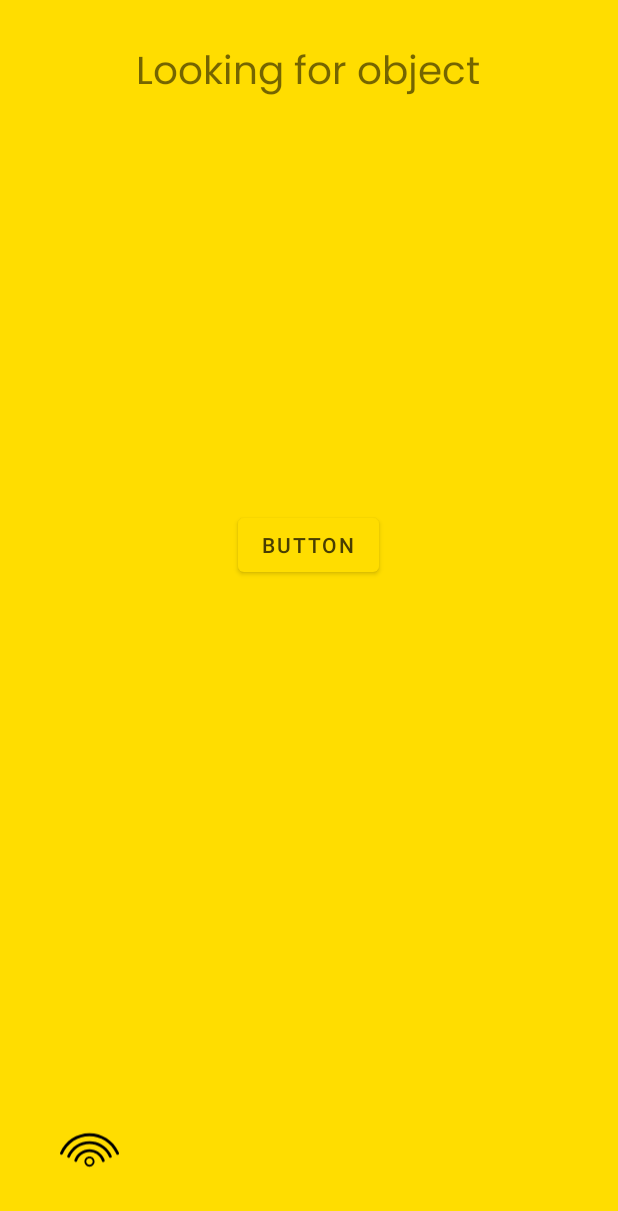
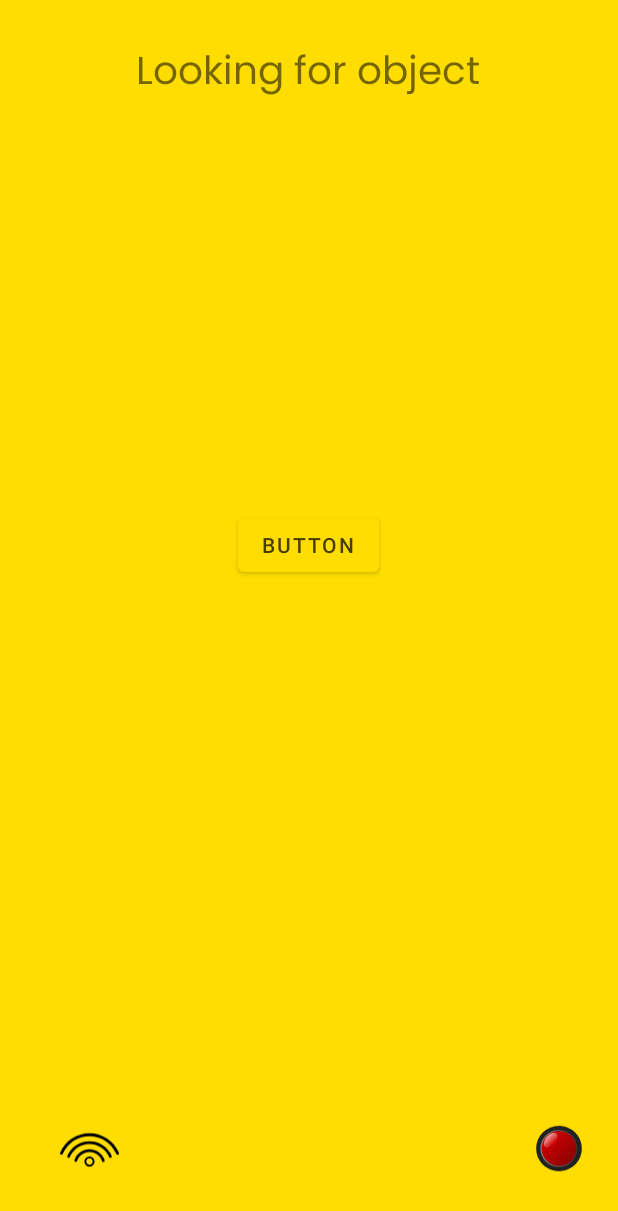
Before and after one commit to johanbergfalk/dimension, an Android app: the screen it shows after launch (MainActivity), on a phone screen of 412 x 824 dp. Shown: the top 1211 px of the screen. Run offline under Robolectric (Android 15) with nearby library versions, the phone set to English and light mode, and no system bars.

Commit message:
Connection status visible as red/green led on main screen

```diff
--- a/dimension/app/app/src/main/java/com/example/dimension/MainActivity.java
+++ b/dimension/app/app/src/main/java/com/example/dimension/MainActivity.java
@@ -9,6 +9,7 @@ import android.content.DialogInterface;
 import android.graphics.Color;
 import android.graphics.drawable.ColorDrawable;
 import android.os.Bundle;
+import android.os.Handler;
 import android.os.StrictMode;
 import android.text.InputType;
 import android.view.Gravity;
@@ -26,8 +27,11 @@ import android.widget.ImageButton;
 import android.widget.ImageView;
 import android.widget.TextView;
 
+import com.example.dimension.Model.ConnectionState;
 import com.example.dimension.ViewModel.ObjectViewModel;
 
+import java.util.Timer;
+import java.util.TimerTask;
 import java.util.concurrent.ExecutorService;
 import java.util.concurrent.Executors;
 
@@ -40,8 +44,9 @@ public class MainActivity extends AppCompatActivity {
     TextView dimensionText;
     TextView distanceText;
     TextView detailsText;
-    String ipAddress = "192.168.68.123"; //TODO - remove after testing and set to ""
-
+    Timer timer1;
+    boolean connected = false;
+    String ipAddress = "192.168.68.122"; //TODO - remove or set to the static IP of our raspberryPi
     ObjectViewModel objectViewModel;
 
     @Override
@@ -50,6 +55,7 @@ public class MainActivity extends AppCompatActivity {
 
         setContentView(R.layout.activity_main);
         objectViewModel = new ViewModelProvider(this).get(ObjectViewModel.class);
+
 
         detailsText = findViewById(R.id.objectDetailsText);
         show = findViewById(R.id.show);
@@ -73,6 +79,9 @@ public class MainActivity extends AppCompatActivity {
             }
         });
 
+        checkConnectedState();
+        setConnectedState();
+
     }
 
     private void showDialog() {
@@ -91,7 +100,7 @@ public class MainActivity extends AppCompatActivity {
             e.printStackTrace();
         }
 
-        switch(objectViewModel.getObjectTitle()) {
+        switch (objectViewModel.getObjectTitle()) {
             case "Car":
                 objectImage = findViewById(R.id.carImage);
                 break;
@@ -102,6 +111,7 @@ public class MainActivity extends AppCompatActivity {
                 objectImage = findViewById(R.id.nothingImage);
             case "Server not found":
                 objectImage = findViewById(R.id.serverNotFound);
+            default:
 
         }
 
@@ -142,14 +152,16 @@ public class MainActivity extends AppCompatActivity {
         fadeIn.setInterpolator(new AccelerateInterpolator());
         fadeIn.setDuration(500);
 
-        fadeIn.setAnimationListener(new Animation.AnimationListener()
-        {
-            public void onAnimationEnd(Animation animation)
-            {
+        fadeIn.setAnimationListener(new Animation.AnimationListener() {
+            public void onAnimationEnd(Animation animation) {
                 img.setVisibility(View.VISIBLE);
             }
-            public void onAnimationRepeat(Animation animation) {}
-            public void onAnimationStart(Animation animation) {}
+
+            public void onAnimationRepeat(Animation animation) {
+            }
+
+            public void onAnimationStart(Animation animation) {
+            }
         });
 
         img.startAnimation(fadeIn);
@@ -161,20 +173,22 @@ public class MainActivity extends AppCompatActivity {
         fadeOut.setInterpolator(new AccelerateInterpolator());
         fadeOut.setDuration(500);
 
-        fadeOut.setAnimationListener(new Animation.AnimationListener()
-        {
-            public void onAnimationEnd(Animation animation)
-            {
+        fadeOut.setAnimationListener(new Animation.AnimationListener() {
+            public void onAnimationEnd(Animation animation) {
                 img.setVisibility(View.GONE);
             }
-            public void onAnimationRepeat(Animation animation) {}
-            public void onAnimationStart(Animation animation) {}
+
+            public void onAnimationRepeat(Animation animation) {
+            }
+
+            public void onAnimationStart(Animation animation) {
+            }
         });
 
         img.startAnimation(fadeOut);
     }
 
-    private void setIp(){
+    private void setIp() {
 
         AlertDialog.Builder builder = new AlertDialog.Builder(MainActivity.this);
         builder.setTitle("Enter server IP address");
@@ -201,4 +215,47 @@ public class MainActivity extends AppCompatActivity {
         });
         builder.show();
     }
+    //"ping" raspberryPi to check if it is reachable and can respond to REST connection
+    private void checkConnectedState() {
+
+        //Running in loop to continuously test connection state with server
+        ExecutorService executor = Executors.newSingleThreadExecutor();
+        executor.execute(new Runnable() {
+            ConnectionState serverConnection;
+
+            @Override
+            public void run() {
+                timer1 = new Timer();
+                timer1.schedule(new TimerTask() {
+                    @Override
+                    public void run() {
+                        serverConnection = new ConnectionState(ipAddress);
+                        try {
+                            connected = serverConnection.checkState();
+                        } catch (Exception e) {
+                            connected = false;
+                        }
+                    }
+                }, 1000, 2000);
+            }
+        });
+    }
+
+    //Shows the state as a red(connected) or green(not connected) led at the home screen depending on connected state to raspberryPi
+    private void setConnectedState(){
+        //Create the 2 views for red and green led
+        ImageView connectedToServer = findViewById(R.id.connectedView);;
+        ImageView notConnectedToSer = findViewById(R.id.notConnectedView);
+
+        Handler h = new Handler();
+        int delay = 1000; //milliseconds
+
+        h.postDelayed(new Runnable(){
+            public void run(){
+                connectedToServer.setVisibility(connected ? View.VISIBLE : View.GONE);
+                notConnectedToSer.setVisibility(connected ? View.GONE : View.VISIBLE);
+                h.postDelayed(this, delay);
+            }
+        }, delay);
+    }
 }
--- /dev/null
+++ b/dimension/app/app/src/main/java/com/example/dimension/Model/ConnectionState.java
@@ -0,0 +1,49 @@
+package com.example.dimension.Model;
+
+import java.net.ConnectException;
+import java.net.MalformedURLException;
+import java.net.HttpURLConnection;
+import java.net.SocketTimeoutException;
+import java.net.URL;
+
+public class ConnectionState {
+
+    private String piAddress = "";
+    private static HttpURLConnection connection;
+    private URL url;
+
+    public ConnectionState(String piAddress){
+
+        this.piAddress = "http://" + piAddress + ":5000/objects";
+
+    }
+
+    public boolean checkState() throws Exception{
+
+        int status = 0;
+
+        try {
+            url = new URL(piAddress);
+            connection = (HttpURLConnection) url.openConnection();
+
+            connection.setRequestMethod("GET");
+            connection.setConnectTimeout(2000); //TODO - Find "good" values here
+            connection.setReadTimeout(2000); //TODO - Find "good" values here
+
+            status = connection.getResponseCode(); //We want the code 200 for successful connection
+
+            connection.disconnect();
+            return status == 200;
+
+        } catch (MalformedURLException e) {
+            e.printStackTrace();
+        } catch (ConnectException e){
+            e.printStackTrace();
+        } catch (SocketTimeoutException e){
+            e.printStackTrace();
+        }finally {
+            connection.disconnect();
+        }
+        return false;
+    }
+}
--- a/dimension/app/app/src/main/java/com/example/dimension/Model/GetRequest.java
+++ b/dimension/app/app/src/main/java/com/example/dimension/Model/GetRequest.java
@@ -31,11 +31,15 @@ public class GetRequest {
      * @param piAddress the address to the server
      */
     public GetRequest(String piAddress) throws MalformedURLException {
-        //TODO IP should be provided
+
         this.piAddress = "http://" + piAddress + ":5000/objects";
 
     }
 
+    /**
+     * Establish connection to raspberry server and get REST stream
+     * @throws Exception
+     */
     public void getObjects() throws Exception {
 
         int status = 0;
--- /dev/null
+++ b/dimension/app/app/src/main/res/drawable/led_green_black.xml
@@ -0,0 +1,53 @@
+<vector xmlns:android="http://schemas.android.com/apk/res/android"
+    xmlns:aapt="http://schemas.android.com/aapt"
+    android:width="6dp"
+    android:height="6dp"
+    android:viewportWidth="6"
+    android:viewportHeight="6">
+  <path
+      android:pathData="m6,3c0,1.6568 -1.3432,3 -3,3s-3,-1.3432 -3,-3 1.3432,-3 3,-3 3,1.3432 3,3z">
+    <aapt:attr name="android:fillColor">
+      <gradient
+          android:centerX="3"
+          android:centerY="3"
+          android:gradientRadius="3"
+          android:type="radial">
+        <item android:offset="0" android:color="#FF000000"/>
+        <item android:offset="0.5165" android:color="#FF000000"/>
+        <item android:offset="0.76" android:color="#FFA6A6A6"/>
+        <item android:offset="0.9" android:color="#FF353535"/>
+        <item android:offset="1" android:color="#FF000000"/>
+      </gradient>
+    </aapt:attr>
+  </path>
+  <path
+      android:pathData="m5.5,3c0,1.381 -1.119,2.5 -2.5,2.5s-2.5,-1.119 -2.5,-2.5 1.119,-2.5 2.5,-2.5c1.3807,0 2.5,1.1193 2.5,2.5z"
+      android:fillColor="#00c300"/>
+  <path
+      android:pathData="m5.9,2.6c0,1.381 -1.119,2.5 -2.5,2.5s-2.5,-1.119 -2.5,-2.5 1.119,-2.5 2.5,-2.5c1.3807,0 2.5,1.1193 2.5,2.5z">
+    <aapt:attr name="android:fillColor">
+      <gradient
+          android:centerX="3.4"
+          android:centerY="2.6"
+          android:gradientRadius="2.5"
+          android:type="radial">
+        <item android:offset="0" android:color="#FFFFFFFF"/>
+        <item android:offset="1" android:color="#000DEE1B"/>
+      </gradient>
+    </aapt:attr>
+  </path>
+  <path
+      android:pathData="m5.5,3c0,1.381 -1.119,2.5 -2.5,2.5s-2.5,-1.119 -2.5,-2.5 1.119,-2.5 2.5,-2.5c1.3807,0 2.5,1.1193 2.5,2.5z">
+    <aapt:attr name="android:fillColor">
+      <gradient
+          android:centerX="3"
+          android:centerY="3"
+          android:gradientRadius="2.5"
+          android:type="radial">
+        <item android:offset="0" android:color="#0000C300"/>
+        <item android:offset="0.82" android:color="#7F00C300"/>
+        <item android:offset="1" android:color="#FFAEFFAE"/>
+      </gradient>
+    </aapt:attr>
+  </path>
+</vector>
--- /dev/null
+++ b/dimension/app/app/src/main/res/drawable/red_led.xml
@@ -0,0 +1,63 @@
+<vector xmlns:android="http://schemas.android.com/apk/res/android"
+    xmlns:aapt="http://schemas.android.com/aapt"
+    android:width="640dp"
+    android:height="480dp"
+    android:viewportWidth="640"
+    android:viewportHeight="480">
+  <path
+      android:pathData="M320,240m-0,-196.13a196.13,196.13 0,1 1,-0 392.25a196.13,196.13 0,1 1,-0 -392.25"
+      android:strokeWidth="17.5"
+      android:fillColor="#212121"
+      android:strokeLineCap="round"/>
+  <path
+      android:pathData="M319.25,240m-160,0a160,160 0,1 1,320 0a160,160 0,1 1,-320 0"
+      android:strokeWidth="17.5"
+      android:fillAlpha="0.64"
+      android:strokeLineCap="round">
+    <aapt:attr name="android:fillColor">
+      <gradient
+          android:startX="159.25"
+          android:startY="77.39"
+          android:endX="479.25"
+          android:endY="77.39"
+          android:type="linear">
+        <item android:offset="0" android:color="#FFBFBFBF"/>
+        <item android:offset="1" android:color="#FF404040"/>
+      </gradient>
+    </aapt:attr>
+  </path>
+  <path
+      android:pathData="M320,240m-150,0a150,150 0,1 1,300 0a150,150 0,1 1,-300 0"
+      android:strokeWidth="17.5"
+      android:strokeLineCap="round">
+    <aapt:attr name="android:fillColor">
+      <gradient
+          android:startX="170"
+          android:startY="90"
+          android:endX="470"
+          android:endY="390"
+          android:tileMode="clamp"
+          android:type="linear">
+        <item android:offset="0" android:color="#FDDD0000"/>
+        <item android:offset="1" android:color="#FC820101"/>
+      </gradient>
+    </aapt:attr>
+  </path>
+  <path
+      android:pathData="M198.31,224.15a75.68,44.4 132.24,1 0,101.74 -112.06a75.68,44.4 132.24,1 0,-101.74 112.06z"
+      android:strokeWidth="17.5"
+      android:strokeLineCap="round">
+    <aapt:attr name="android:fillColor">
+      <gradient
+          android:startX="187.79"
+          android:startY="103.17"
+          android:endX="310.57"
+          android:endY="233.07"
+          android:tileMode="clamp"
+          android:type="linear">
+        <item android:offset="0" android:color="#FEFFFFFF"/>
+        <item android:offset="0.7" android:color="#FBD30606"/>
+      </gradient>
+    </aapt:attr>
+  </path>
+</vector>
--- a/dimension/app/app/src/main/res/layout/activity_main.xml
+++ b/dimension/app/app/src/main/res/layout/activity_main.xml
@@ -93,4 +93,28 @@
         app:layout_constraintVertical_bias="0.975"
         app:srcCompat="@drawable/connection" />
 
+    <ImageView
+        android:id="@+id/connectedView"
+        android:layout_width="31dp"
+        android:layout_height="34dp"
+        app:layout_constraintBottom_toBottomOf="parent"
+        app:layout_constraintEnd_toEndOf="parent"
+        app:layout_constraintHorizontal_bias="0.936"
+        app:layout_constraintStart_toStartOf="parent"
+        app:layout_constraintTop_toTopOf="parent"
+        app:layout_constraintVertical_bias="0.946"
+        app:srcCompat="@drawable/led_green_black" />
+
+    <ImageView
+        android:id="@+id/notConnectedView"
+        android:layout_width="49dp"
+        android:layout_height="63dp"
+        app:layout_constraintBottom_toBottomOf="parent"
+        app:layout_constraintEnd_toEndOf="parent"
+        app:layout_constraintHorizontal_bias="0.959"
+        app:layout_constraintStart_toStartOf="parent"
+        app:layout_constraintTop_toTopOf="parent"
+        app:layout_constraintVertical_bias="0.965"
+        app:srcCompat="@drawable/red_led" />
+
 </androidx.constraintlayout.widget.ConstraintLayout>
```
